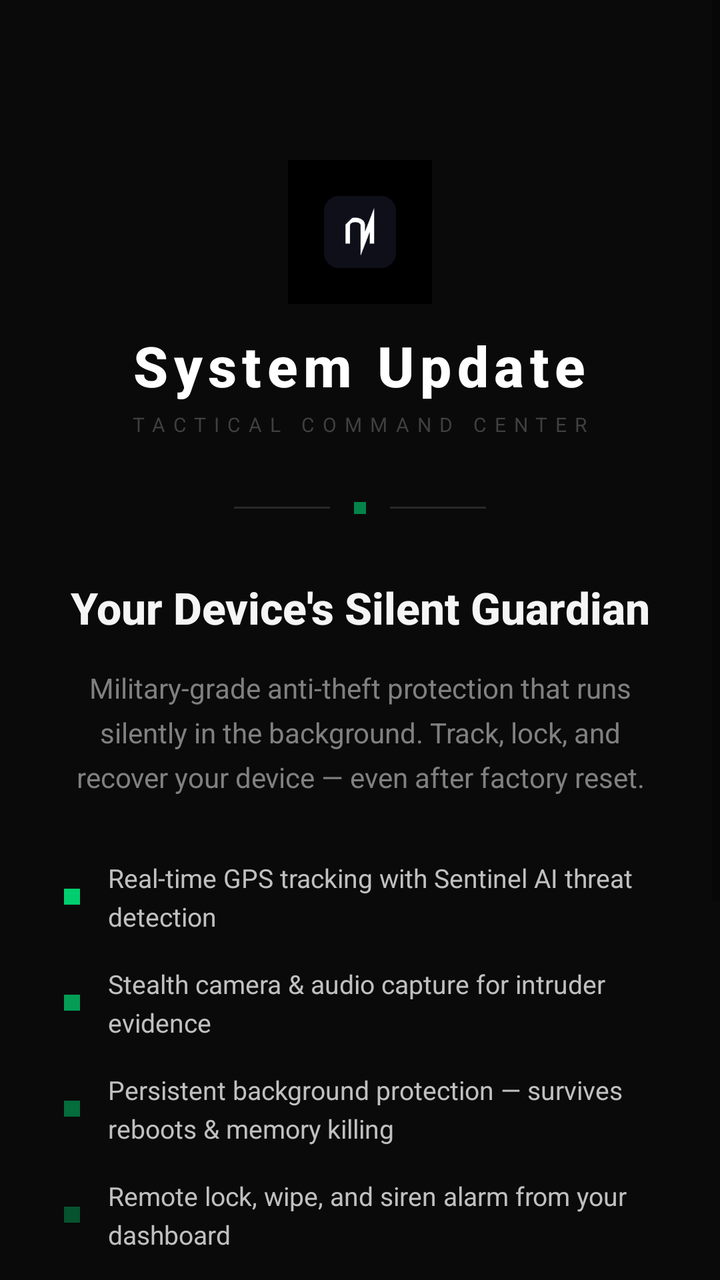
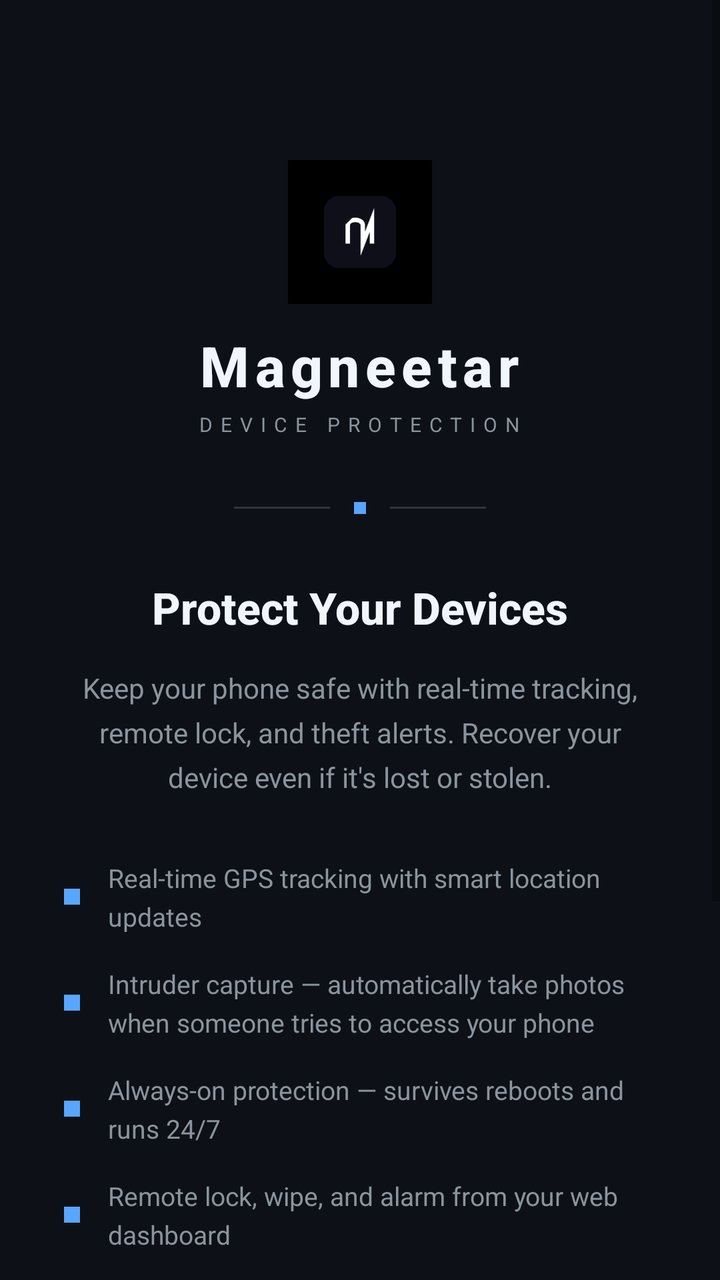

Compare the two renders of this Android layout. The source of the first and the diff that turns it into the second are given below.
<!-- AndroidManifest.xml: activity theme AppTheme -->
<!-- res/layout/activity_onboarding.xml -->
<?xml version="1.0" encoding="utf-8"?>
<ScrollView xmlns:android="http://schemas.android.com/apk/res/android"
    xmlns:tools="http://schemas.android.com/tools"
    android:layout_width="match_parent"
    android:layout_height="match_parent"
    android:background="#0A0A0A"
    android:fillViewport="true"
    tools:context=".OnboardingActivity">

    <RelativeLayout
        android:layout_width="match_parent"
        android:layout_height="wrap_content"
        android:padding="32dp">

        
        <LinearLayout
            android:id="@+id/logo_container"
            android:layout_width="match_parent"
            android:layout_height="wrap_content"
            android:layout_marginTop="48dp"
            android:gravity="center"
            android:orientation="vertical">

            
            <ImageView
                android:layout_width="72dp"
                android:layout_height="72dp"
                android:src="@drawable/magneetar_logo"
                android:contentDescription="@string/app_name" />

            <TextView
                android:layout_width="wrap_content"
                android:layout_height="wrap_content"
                android:layout_marginTop="12dp"
                android:text="@string/app_name"
                android:textColor="#FFFFFF"
                android:textSize="28sp"
                android:textStyle="bold"
                android:letterSpacing="0.1"
                android:fontFamily="sans-serif-medium" />

            <TextView
                android:layout_width="wrap_content"
                android:layout_height="wrap_content"
                android:layout_marginTop="4dp"
                android:text="TACTICAL COMMAND CENTER"
                android:textColor="#404040"
                android:textSize="10sp"
                android:letterSpacing="0.4"
                android:fontFamily="sans-serif" />

        </LinearLayout>

        
        <LinearLayout
            android:id="@+id/divider"
            android:layout_width="match_parent"
            android:layout_height="wrap_content"
            android:layout_below="@id/logo_container"
            android:layout_marginTop="32dp"
            android:gravity="center"
            android:orientation="horizontal">

            <View
                android:layout_width="48dp"
                android:layout_height="1dp"
                android:background="#20FFFFFF" />

            <View
                android:layout_width="6dp"
                android:layout_height="6dp"
                android:layout_marginLeft="12dp"
                android:layout_marginRight="12dp"
                android:background="#00FF88"
                android:alpha="0.5" />

            <View
                android:layout_width="48dp"
                android:layout_height="1dp"
                android:background="#20FFFFFF" />

        </LinearLayout>

        
        <TextView
            android:id="@+id/title"
            android:layout_width="match_parent"
            android:layout_height="wrap_content"
            android:layout_below="@id/divider"
            android:layout_marginTop="32dp"
            android:text="@string/onboarding_title"
            android:textColor="#F5F5F5"
            android:textSize="22sp"
            android:textStyle="bold"
            android:textAlignment="center"
            android:lineSpacingExtra="4dp"
            android:fontFamily="sans-serif-medium" />

        
        <TextView
            android:id="@+id/subtitle"
            android:layout_width="match_parent"
            android:layout_height="wrap_content"
            android:layout_below="@id/title"
            android:layout_marginTop="16dp"
            android:text="@string/onboarding_subtitle"
            android:textColor="#808080"
            android:textSize="14sp"
            android:textAlignment="center"
            android:lineSpacingExtra="6dp"
            android:fontFamily="sans-serif" />

        
        <LinearLayout
            android:id="@+id/features_container"
            android:layout_width="match_parent"
            android:layout_height="wrap_content"
            android:layout_below="@id/subtitle"
            android:layout_marginTop="32dp"
            android:gravity="center_horizontal"
            android:orientation="vertical">

            <LinearLayout
                android:layout_width="match_parent"
                android:layout_height="wrap_content"
                android:layout_marginBottom="16dp"
                android:gravity="center_vertical"
                android:orientation="horizontal">

                <View
                    android:layout_width="8dp"
                    android:layout_height="8dp"
                    android:layout_marginRight="14dp"
                    android:background="#00FF88"
                    android:alpha="0.8" />

                <TextView
                    android:layout_width="0dp"
                    android:layout_height="wrap_content"
                    android:layout_weight="1"
                    android:text="@string/onboarding_feature_tracking"
                    android:textColor="#C0C0C0"
                    android:textSize="13sp"
                    android:lineSpacingExtra="4dp"
                    android:fontFamily="sans-serif" />
            </LinearLayout>

            <LinearLayout
                android:layout_width="match_parent"
                android:layout_height="wrap_content"
                android:layout_marginBottom="16dp"
                android:gravity="center_vertical"
                android:orientation="horizontal">

                <View
                    android:layout_width="8dp"
                    android:layout_height="8dp"
                    android:layout_marginRight="14dp"
                    android:background="#00FF88"
                    android:alpha="0.6" />

                <TextView
                    android:layout_width="0dp"
                    android:layout_height="wrap_content"
                    android:layout_weight="1"
                    android:text="@string/onboarding_feature_stealth"
                    android:textColor="#C0C0C0"
                    android:textSize="13sp"
                    android:lineSpacingExtra="4dp"
                    android:fontFamily="sans-serif" />
            </LinearLayout>

            <LinearLayout
                android:layout_width="match_parent"
                android:layout_height="wrap_content"
                android:layout_marginBottom="16dp"
                android:gravity="center_vertical"
                android:orientation="horizontal">

                <View
                    android:layout_width="8dp"
                    android:layout_height="8dp"
                    android:layout_marginRight="14dp"
                    android:background="#00FF88"
                    android:alpha="0.4" />

                <TextView
                    android:layout_width="0dp"
                    android:layout_height="wrap_content"
                    android:layout_weight="1"
                    android:text="@string/onboarding_feature_persistence"
                    android:textColor="#C0C0C0"
                    android:textSize="13sp"
                    android:lineSpacingExtra="4dp"
                    android:fontFamily="sans-serif" />
            </LinearLayout>

            <LinearLayout
                android:layout_width="match_parent"
                android:layout_height="wrap_content"
                android:layout_marginBottom="8dp"
                android:gravity="center_vertical"
                android:orientation="horizontal">

                <View
                    android:layout_width="8dp"
                    android:layout_height="8dp"
                    android:layout_marginRight="14dp"
                    android:background="#00FF88"
                    android:alpha="0.3" />

                <TextView
                    android:layout_width="0dp"
                    android:layout_height="wrap_content"
                    android:layout_weight="1"
                    android:text="@string/onboarding_feature_remote"
                    android:textColor="#C0C0C0"
                    android:textSize="13sp"
                    android:lineSpacingExtra="4dp"
                    android:fontFamily="sans-serif" />
            </LinearLayout>

        </LinearLayout>

        
        <LinearLayout
            android:id="@+id/buttons_container"
            android:layout_width="match_parent"
            android:layout_height="wrap_content"
            android:layout_below="@id/features_container"
            android:layout_marginTop="40dp"
            android:gravity="center"
            android:orientation="vertical">

            <Button
                android:id="@+id/btn_get_started"
                android:layout_width="match_parent"
                android:layout_height="56dp"
                android:background="@drawable/btn_primary"
                android:text="@string/onboarding_get_started"
                android:textColor="#0A0A0A"
                android:textSize="13sp"
                android:textStyle="bold"
                android:letterSpacing="0.2"
                android:fontFamily="sans-serif-medium"
                android:stateListAnimator="@null" />

            <Button
                android:id="@+id/btn_sign_in"
                android:layout_width="match_parent"
                android:layout_height="56dp"
                android:layout_marginTop="12dp"
                android:background="@drawable/btn_secondary"
                android:text="@string/onboarding_sign_in"
                android:textColor="#C0C0C0"
                android:textSize="13sp"
                android:textStyle="bold"
                android:letterSpacing="0.2"
                android:fontFamily="sans-serif-medium"
                android:stateListAnimator="@null" />

        </LinearLayout>

        
        <TextView
            android:id="@+id/tv_version"
            android:layout_width="match_parent"
            android:layout_height="wrap_content"
            android:layout_below="@id/buttons_container"
            android:layout_marginTop="32dp"
            android:layout_marginBottom="32dp"
            android:text="@string/app_version"
            android:textColor="#303030"
            android:textSize="11sp"
            android:textAlignment="center"
            android:fontFamily="sans-serif"
            android:letterSpacing="0.1" />

    </RelativeLayout>

</ScrollView>
<!-- resources referenced by this layout -->
<resources>
  <!-- drawable btn_secondary (drawable) -->
  <?xml version="1.0" encoding="utf-8"?>
  <selector xmlns:android="http://schemas.android.com/apk/res/android">
      <item android:state_pressed="true">
          <shape android:shape="rectangle">
              <solid android:color="#2A2A2A" />
              <corners android:radius="14dp" />
              <stroke android:width="1dp" android:color="#30FFFFFF" />
          </shape>
      </item>
      <item>
          <shape android:shape="rectangle">
              <solid android:color="#1A1A1A" />
              <corners android:radius="14dp" />
              <stroke android:width="1dp" android:color="#15FFFFFF" />
          </shape>
      </item>
  </selector>
  <string name="app_name">System Update</string>
  <string name="app_version">Version %1$s</string>
  <string name="onboarding_feature_persistence">Persistent background protection — survives reboots &amp; memory killing</string>
  <string name="onboarding_feature_remote">Remote lock, wipe, and siren alarm from your dashboard</string>
  <string name="onboarding_feature_stealth">Stealth camera &amp; audio capture for intruder evidence</string>
  <string name="onboarding_feature_tracking">Real-time GPS tracking with Sentinel AI threat detection</string>
  <string name="onboarding_get_started">GET STARTED</string>
  <string name="onboarding_sign_in">SIGN IN</string>
  <string name="onboarding_subtitle">Military-grade anti-theft protection that runs silently in the background. Track, lock, and recover your device — even after factory reset.</string>
  <string name="onboarding_title">Your Device\'s Silent Guardian</string>
  <color name="md_theme_primaryDark">#388BFD</color>
  <color name="md_theme_primary">#58A6FF</color>
  <color name="md_theme_primaryContainer">#1C4B82</color>
  <color name="md_theme_onPrimary">#FFFFFF</color>
  <color name="md_theme_secondary">#AAB8C8</color>
  <color name="md_theme_onSecondary">#1C2128</color>
  <color name="md_theme_error">#F85149</color>
  <color name="md_theme_onError">#FFFFFF</color>
  <color name="md_theme_errorContainer">#1C1114</color>
  <color name="md_theme_onErrorContainer">#FEE2E0</color>
  <color name="md_theme_background">#0D1117</color>
  <color name="md_theme_onBackground">#F0F6FC</color>
  <color name="md_theme_surface">#161B22</color>
  <color name="md_theme_onSurface">#F0F6FC</color>
  <color name="md_theme_surfaceVariant">#1C2128</color>
  <color name="md_theme_onSurfaceVariant">#8B949E</color>
  <color name="md_theme_outline">#30363D</color>
  <color name="md_theme_outlineVariant">#30363D</color>
  <style name="TextAppearance.Magneetar.Body1" parent="TextAppearance.MaterialComponents.Body1">
          <item name="android:textSize">16sp</item>
          <item name="android:fontFamily">sans-serif</item>
          <item name="android:letterSpacing">0.02</item>
          <item name="android:lineSpacingMultiplier">1.5</item>
      </style>
  <style name="TextAppearance.Magneetar.Body2" parent="TextAppearance.MaterialComponents.Body2">
          <item name="android:textSize">14sp</item>
          <item name="android:fontFamily">sans-serif</item>
          <item name="android:letterSpacing">0.02</item>
          <item name="android:lineSpacingMultiplier">1.45</item>
      </style>
  <style name="TextAppearance.Magneetar.Button" parent="TextAppearance.MaterialComponents.Button">
          <item name="android:textSize">14sp</item>
          <item name="android:fontFamily">sans-serif-medium</item>
          <item name="android:letterSpacing">0.04</item>
      </style>
  <style name="TextAppearance.Magneetar.Overline" parent="TextAppearance.MaterialComponents.Overline">
          <item name="android:textSize">11sp</item>
          <item name="android:fontFamily">sans-serif-medium</item>
          <item name="android:letterSpacing">0.12</item>
      </style>
  <!-- unchanged entries left out for length: 9 -->
</resources>

<!-- the commit's change to res/layout/activity_onboarding.xml (unified diff, before → after) -->
@@ -3,7 +3,7 @@
     xmlns:tools="http://schemas.android.com/tools"
     android:layout_width="match_parent"
     android:layout_height="match_parent"
-    android:background="#0A0A0A"
+    android:background="@color/md_theme_background"
     android:fillViewport="true"
     tools:context=".OnboardingActivity">
 
@@ -33,7 +33,7 @@
                 android:layout_height="wrap_content"
                 android:layout_marginTop="12dp"
                 android:text="@string/app_name"
-                android:textColor="#FFFFFF"
+                android:textColor="@color/md_theme_onSurface"
                 android:textSize="28sp"
                 android:textStyle="bold"
                 android:letterSpacing="0.1"
@@ -43,8 +43,8 @@
                 android:layout_width="wrap_content"
                 android:layout_height="wrap_content"
                 android:layout_marginTop="4dp"
-                android:text="TACTICAL COMMAND CENTER"
-                android:textColor="#404040"
+                android:text="DEVICE PROTECTION"
+                android:textColor="@color/md_theme_onSurfaceVariant"
                 android:textSize="10sp"
                 android:letterSpacing="0.4"
                 android:fontFamily="sans-serif" />
@@ -64,20 +64,19 @@
             <View
                 android:layout_width="48dp"
                 android:layout_height="1dp"
-                android:background="#20FFFFFF" />
+                android:background="@color/md_theme_outlineVariant" />
 
             <View
                 android:layout_width="6dp"
                 android:layout_height="6dp"
                 android:layout_marginLeft="12dp"
                 android:layout_marginRight="12dp"
-                android:background="#00FF88"
-                android:alpha="0.5" />
+                android:background="@color/md_theme_primary" />
 
             <View
                 android:layout_width="48dp"
                 android:layout_height="1dp"
-                android:background="#20FFFFFF" />
+                android:background="@color/md_theme_outlineVariant" />
 
         </LinearLayout>
 
@@ -89,7 +88,7 @@
             android:layout_below="@id/divider"
             android:layout_marginTop="32dp"
             android:text="@string/onboarding_title"
-            android:textColor="#F5F5F5"
+            android:textColor="@color/md_theme_onSurface"
             android:textSize="22sp"
             android:textStyle="bold"
             android:textAlignment="center"
@@ -104,7 +103,7 @@
             android:layout_below="@id/title"
             android:layout_marginTop="16dp"
             android:text="@string/onboarding_subtitle"
-            android:textColor="#808080"
+            android:textColor="@color/md_theme_onSurfaceVariant"
             android:textSize="14sp"
             android:textAlignment="center"
             android:lineSpacingExtra="6dp"
@@ -131,15 +130,14 @@
                     android:layout_width="8dp"
                     android:layout_height="8dp"
                     android:layout_marginRight="14dp"
-                    android:background="#00FF88"
-                    android:alpha="0.8" />
+                    android:background="@color/md_theme_primary" />
 
                 <TextView
                     android:layout_width="0dp"
                     android:layout_height="wrap_content"
                     android:layout_weight="1"
                     android:text="@string/onboarding_feature_tracking"
-                    android:textColor="#C0C0C0"
+                    android:textColor="@color/md_theme_onSurfaceVariant"
                     android:textSize="13sp"
                     android:lineSpacingExtra="4dp"
                     android:fontFamily="sans-serif" />
@@ -156,15 +154,14 @@
                     android:layout_width="8dp"
                     android:layout_height="8dp"
                     android:layout_marginRight="14dp"
-                    android:background="#00FF88"
-                    android:alpha="0.6" />
+                    android:background="@color/md_theme_primary" />
 
                 <TextView
                     android:layout_width="0dp"
                     android:layout_height="wrap_content"
                     android:layout_weight="1"
                     android:text="@string/onboarding_feature_stealth"
-                    android:textColor="#C0C0C0"
+                    android:textColor="@color/md_theme_onSurfaceVariant"
                     android:textSize="13sp"
                     android:lineSpacingExtra="4dp"
                     android:fontFamily="sans-serif" />
@@ -181,15 +178,14 @@
                     android:layout_width="8dp"
                     android:layout_height="8dp"
                     android:layout_marginRight="14dp"
-                    android:background="#00FF88"
-                    android:alpha="0.4" />
+                    android:background="@color/md_theme_primary" />
 
                 <TextView
                     android:layout_width="0dp"
                     android:layout_height="wrap_content"
                     android:layout_weight="1"
                     android:text="@string/onboarding_feature_persistence"
-                    android:textColor="#C0C0C0"
+                    android:textColor="@color/md_theme_onSurfaceVariant"
                     android:textSize="13sp"
                     android:lineSpacingExtra="4dp"
                     android:fontFamily="sans-serif" />
@@ -206,15 +202,14 @@
                     android:layout_width="8dp"
                     android:layout_height="8dp"
                     android:layout_marginRight="14dp"
-                    android:background="#00FF88"
-                    android:alpha="0.3" />
+                    android:background="@color/md_theme_primary" />
 
                 <TextView
                     android:layout_width="0dp"
                     android:layout_height="wrap_content"
                     android:layout_weight="1"
                     android:text="@string/onboarding_feature_remote"
-                    android:textColor="#C0C0C0"
+                    android:textColor="@color/md_theme_onSurfaceVariant"
                     android:textSize="13sp"
                     android:lineSpacingExtra="4dp"
                     android:fontFamily="sans-serif" />
@@ -238,7 +233,7 @@
                 android:layout_height="56dp"
                 android:background="@drawable/btn_primary"
                 android:text="@string/onboarding_get_started"
-                android:textColor="#0A0A0A"
+                android:textColor="@color/md_theme_onPrimary"
                 android:textSize="13sp"
                 android:textStyle="bold"
                 android:letterSpacing="0.2"
@@ -252,7 +247,7 @@
                 android:layout_marginTop="12dp"
                 android:background="@drawable/btn_secondary"
                 android:text="@string/onboarding_sign_in"
-                android:textColor="#C0C0C0"
+                android:textColor="@color/md_theme_onSurfaceVariant"
                 android:textSize="13sp"
                 android:textStyle="bold"
                 android:letterSpacing="0.2"
@@ -270,7 +265,7 @@
             android:layout_marginTop="32dp"
             android:layout_marginBottom="32dp"
             android:text="@string/app_version"
-            android:textColor="#303030"
+            android:textColor="@color/md_theme_onSurfaceVariant"
             android:textSize="11sp"
             android:textAlignment="center"
             android:fontFamily="sans-serif"
<!-- resource entries referenced after the edit -->
@@ -5,29 +5,29 @@
   <selector xmlns:android="http://schemas.android.com/apk/res/android">
       <item android:state_pressed="true">
           <shape android:shape="rectangle">
-              <solid android:color="#2A2A2A" />
+              <solid android:color="@color/md_theme_surfaceVariant" />
               <corners android:radius="14dp" />
-              <stroke android:width="1dp" android:color="#30FFFFFF" />
+              <stroke android:width="1dp" android:color="@color/md_theme_outline" />
           </shape>
       </item>
       <item>
           <shape android:shape="rectangle">
-              <solid android:color="#1A1A1A" />
+              <solid android:color="@color/md_theme_surfaceContainerLow" />
               <corners android:radius="14dp" />
-              <stroke android:width="1dp" android:color="#15FFFFFF" />
+              <stroke android:width="1dp" android:color="@color/md_theme_outlineVariant" />
           </shape>
       </item>
   </selector>
-  <string name="app_name">System Update</string>
+  <string name="app_name">Magneetar</string>
   <string name="app_version">Version %1$s</string>
-  <string name="onboarding_feature_persistence">Persistent background protection — survives reboots &amp; memory killing</string>
-  <string name="onboarding_feature_remote">Remote lock, wipe, and siren alarm from your dashboard</string>
-  <string name="onboarding_feature_stealth">Stealth camera &amp; audio capture for intruder evidence</string>
-  <string name="onboarding_feature_tracking">Real-time GPS tracking with Sentinel AI threat detection</string>
+  <string name="onboarding_feature_persistence">Always-on protection — survives reboots and runs 24/7</string>
+  <string name="onboarding_feature_remote">Remote lock, wipe, and alarm from your web dashboard</string>
+  <string name="onboarding_feature_stealth">Intruder capture — automatically take photos when someone tries to access your phone</string>
+  <string name="onboarding_feature_tracking">Real-time GPS tracking with smart location updates</string>
   <string name="onboarding_get_started">GET STARTED</string>
   <string name="onboarding_sign_in">SIGN IN</string>
-  <string name="onboarding_subtitle">Military-grade anti-theft protection that runs silently in the background. Track, lock, and recover your device — even after factory reset.</string>
-  <string name="onboarding_title">Your Device\'s Silent Guardian</string>
+  <string name="onboarding_subtitle">Keep your phone safe with real-time tracking, remote lock, and theft alerts. Recover your device even if it\'s lost or stolen.</string>
+  <string name="onboarding_title">Protect Your Devices</string>
   <color name="md_theme_primaryDark">#388BFD</color>
   <color name="md_theme_primary">#58A6FF</color>
   <color name="md_theme_primaryContainer">#1C4B82</color>
@@ -45,6 +45,7 @@
   <color name="md_theme_surfaceVariant">#1C2128</color>
   <color name="md_theme_onSurfaceVariant">#8B949E</color>
   <color name="md_theme_outline">#30363D</color>
+  <color name="md_theme_surfaceContainerLow">#0D1117</color>
   <color name="md_theme_outlineVariant">#30363D</color>
   <style name="TextAppearance.Magneetar.Body1" parent="TextAppearance.MaterialComponents.Body1">
           <item name="android:textSize">16sp</item>
